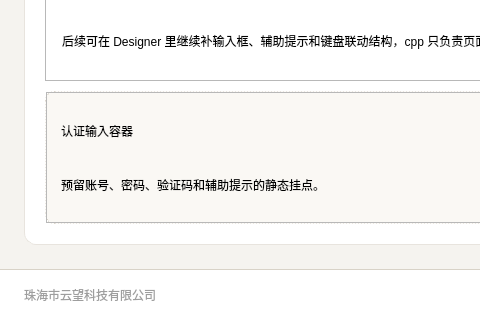
First picture: the form in Restructure/ui/mainwindow.ui, repository Ruanchenxi/RK3568-Qt-Workbench, before the edit; both pictures show x 0 to 480 and y 448 to 768 of the 1024 by 768 pixel window.
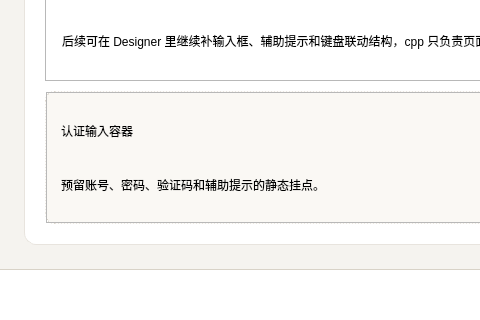
Second picture: the form after the edit. The open tabs and pages were chosen to show the change.

Patch:
```diff
--- a/Restructure/ui/mainwindow.ui
+++ b/Restructure/ui/mainwindow.ui
@@ -1361,7 +1361,7 @@
        <item>
         <widget class="QLabel" name="companyLabel">
          <property name="text">
-          <string>珠海市云望科技有限公司</string>
+          <string/>
          </property>
         </widget>
        </item>
```
Left out of the diff: 2 changed lines with no effect on the pictures.
